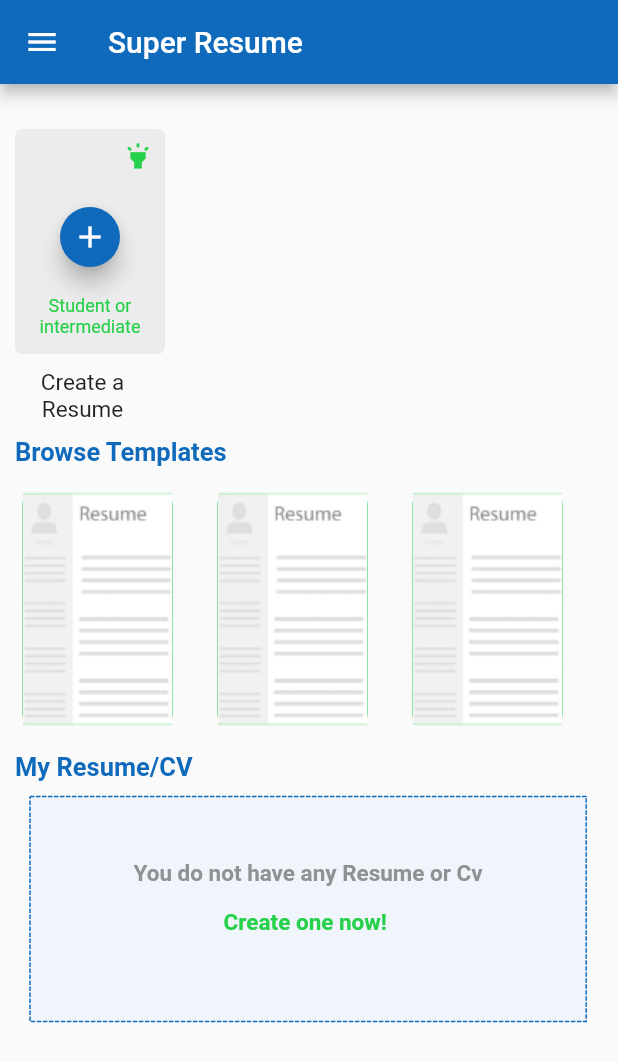
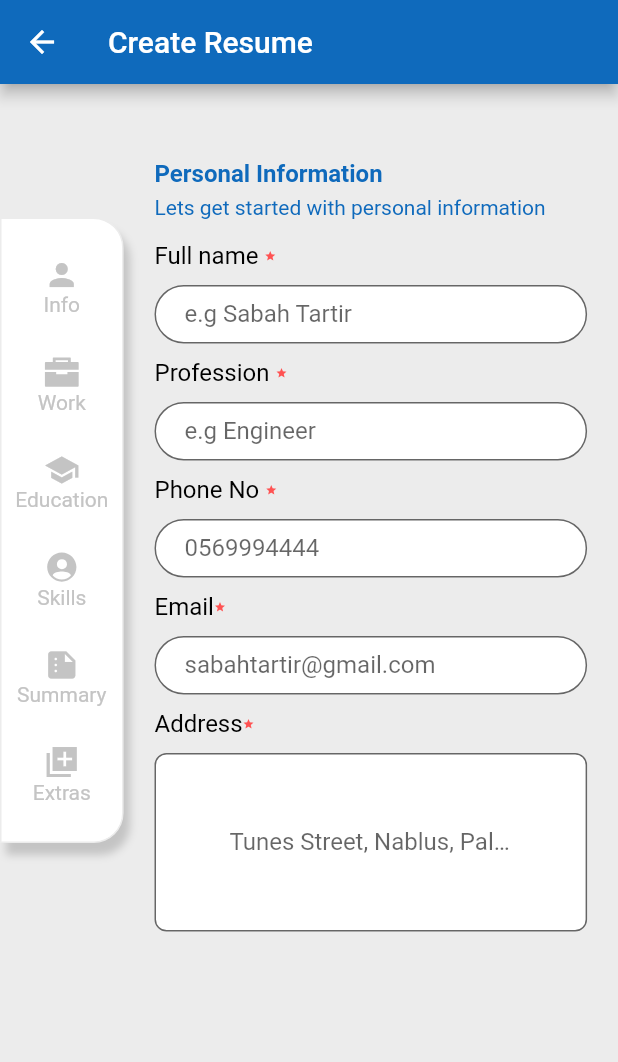
Before and after one commit to SabahTARTIR365/cv_builder_app, a Flutter app: the screen it shows after launch, on a phone screen of 412 x 824 dp. Shown: the top 1062 px of the screen. Run offline on Flutter 3.47's test engine with Material 2 defaults, Android fonts, the light colour scheme and no system bars; drawn by our look-alikes of dotted_border; our stand-ins replace iconsax, im_stepper, ionicons, open_file; missing offline and left inert: syncfusion_flutter_pdf.

Commit message:
adding create page widgets

```diff
--- /dev/null
+++ b/lib/data/app_constants.dart
@@ -0,0 +1,6 @@
+import 'dart:ui';
+
+Color appGray= Color(0xffECECEC);
+Color appDarkGray= Color(0xffC4C4C4);
+Color appBlue=  Color(0xff0F6ABC);
+TextStyle? iconTextStyle =TextStyle(color: appDarkGray);
--- a/lib/main.dart
+++ b/lib/main.dart
@@ -1,5 +1,6 @@
 import 'dart:async';
 import 'package:cv_builder_app/page2.dart';
+import 'package:cv_builder_app/views/screens/build_cv_screen.dart';
 import 'package:cv_builder_app/views/screens/splash_screen.dart';
 import 'package:flutter/material.dart';
 import 'dart:typed_data';
@@ -8,8 +9,8 @@
 import 'package:flutter/services.dart' show rootBundle;
 
 void main() {
-  runApp( MaterialApp(
-    home:  SplashScreen(),
+  runApp(  const MaterialApp(
+    home: BuildCvScreen(),//SplashScreen(),
   ));
 }
 
--- a/lib/providers/cv_provider.dart
+++ b/lib/providers/cv_provider.dart
@@ -1,6 +1,12 @@
 import 'package:flutter/cupertino.dart';
+import 'package:flutter/material.dart';
 
 class CvProvider extends ChangeNotifier
 {
+  Widget _buildFullName()
+  {
+
+    return Text('mmm');
+  }
 
 }
--- /dev/null
+++ b/lib/views/screens/build_cv_screen.dart
@@ -0,0 +1,121 @@
+import 'package:cv_builder_app/data/app_constants.dart';
+import 'package:cv_builder_app/views/widgets/address_widget.dart';
+import 'package:cv_builder_app/views/widgets/button_prefab.dart';
+import 'package:cv_builder_app/views/widgets/input_prefab.dart';
+import 'package:cv_builder_app/views/widgets/text_label_widget.dart';
+import 'package:flutter/cupertino.dart';
+import 'package:flutter/material.dart';
+import 'package:flutter/widgets.dart';
+import 'package:iconsax/iconsax.dart';
+import 'package:ionicons/ionicons.dart';
+
+class BuildCvScreen extends StatelessWidget
+{
+
+
+  const BuildCvScreen({Key? key}) : super(key: key);
+  @override
+  Widget build(BuildContext context) {
+   return Scaffold(
+     backgroundColor: appGray,
+     appBar:AppBar(
+         title: Text('Create Resume',textAlign: TextAlign.left,),
+         backgroundColor: appBlue,
+       leading: Icon(Icons.arrow_back),),
+     body: Row(
+       children: [
+         Container(
+           width: MediaQuery.of(context).size.width*0.2,
+           decoration:  BoxDecoration
+             (
+             border: Border.all
+               (
+               color: appGray,
+               ),
+             borderRadius: const BorderRadius.only
+               (
+                 topRight: Radius.circular(20.0),
+                 bottomRight: Radius.circular(20.0)
+               ),
+             color:   Colors.white,
+             boxShadow: [
+               BoxShadow(
+                 color: appDarkGray,
+                 blurRadius: 4,
+                 offset: Offset(4, 8), // Shadow position
+               ),
+             ],
+              ),
+           margin: EdgeInsets.only(top:30,),
+           child:
+           SingleChildScrollView(
+               child: Column(
+                   children:[
+                     const SizedBox(height: 25,),
+                     Icon(Icons.person,color:appDarkGray ),
+                     Text('Info',style: TextStyle(color: appDarkGray),),
+                     const SizedBox(height: 25,),
+                     Icon(Ionicons.briefcase_sharp,color:appDarkGray),
+                      Text('Work',style: TextStyle(color: appDarkGray),),
+                     const SizedBox(height: 25,),
+                     Icon(Icons.school,color:appDarkGray),
+                     Text('Education',style: TextStyle(color: appDarkGray),),
+                     const SizedBox(height: 25,),
+                     Icon(Ionicons.person_circle_sharp,color:appDarkGray),
+                     Text('Skills',style: TextStyle(color: appDarkGray),),
+                     const SizedBox(height: 25,),
+                     Icon(Icons.summarize,color:appDarkGray),
+                     Text('Summary',style: TextStyle(color: appDarkGray),),
+                     const SizedBox(height: 25,),
+                     Icon(Icons.library_add_sharp,color:appDarkGray),
+                     Text('Extras',style: TextStyle(color: appDarkGray),),
+                     const SizedBox(height: 25,),
+
+                   ],
+               ),
+             ),
+         ),
+             Container(
+               width: MediaQuery.of(context).size.width*0.70,
+               margin: EdgeInsets.only(top:50,left:MediaQuery.of(context).size.width*0.05),
+              // color: Colors.red,
+               child: SingleChildScrollView(
+                     child:
+                 Column(
+                   crossAxisAlignment: CrossAxisAlignment.start,
+                   children: [
+                     Text('Personal Information',style:
+                     TextStyle(fontSize: 16,color:appBlue,fontWeight: FontWeight.bold),),
+                    const  SizedBox(height: 5,),
+                     Text('Lets get started with personal information' ,style:
+                     TextStyle(fontSize: 14,color:appBlue),),
+                     const  SizedBox(height: 15,),
+                     TextLabelWidget('Full name '),
+                     const  SizedBox(height: 10,),
+                     InputPrefab(labelText: 'e.g Sabah Tartir',onSaved: (String ) {  },),
+                     const  SizedBox(height: 10,),
+                     TextLabelWidget('Profession '),
+                     const  SizedBox(height: 10,),
+                     InputPrefab(labelText: 'e.g Engineer',onSaved: (String ) {  },),
+                     const  SizedBox(height: 10,),
+                     TextLabelWidget('Phone No '),
+                     const  SizedBox(height: 10,),
+                     InputPrefab(labelText: '0569994444',onSaved: (String ) {  },),
+                     const  SizedBox(height: 10,),
+                     TextLabelWidget('Email'),
+                     const  SizedBox(height: 10,),
+                     InputPrefab(labelText: 'sabahtartir@gmail.com',onSaved: (String ) {  },),
+                     const  SizedBox(height: 10,),
+                     TextLabelWidget('Address'),
+                     const  SizedBox(height: 10,),
+                     AddressWidget(labelText: 'Tunes Street, Nablus, Palestine',onSaved: (String ) {  },),
+                   ],
+                 ),),
+    ),
+
+
+       ],),
+   );
+  }
+
+}
--- a/lib/views/screens/home_screen.dart
+++ b/lib/views/screens/home_screen.dart
@@ -1,3 +1,4 @@
+import 'package:cv_builder_app/data/app_constants.dart';
 import 'package:cv_builder_app/views/widgets/create_cv_button.dart';
 import 'package:cv_builder_app/views/widgets/cv_templete_widget.dart';
 import 'package:cv_builder_app/views/widgets/dashed_widget.dart';
@@ -12,7 +13,7 @@
   @override
   Widget build(BuildContext context) {
 return Scaffold(
-appBar: AppBar(title: Text('Super Resume',textAlign: TextAlign.left,),backgroundColor: Color(0xff0F6ABC),
+appBar: AppBar(title: const Text('Super Resume',textAlign: TextAlign.left,),backgroundColor: appBlue,
 leading: Icon(Icons.menu),),
 
   body: Column(
@@ -24,9 +25,9 @@
     Container(
         margin:EdgeInsets.only(left:10) ,
         child:
-         const Text('Browse Templates',
+          Text('Browse Templates',
              style: TextStyle(fontWeight:FontWeight.bold,
-             fontSize:17,color: Color(0xff0F6ABC)))),
+             fontSize:17,color: appBlue))),
 
       SingleChildScrollView(
         scrollDirection: Axis.horizontal,
@@ -40,9 +41,9 @@
       Container(
           margin:EdgeInsets.only(left:10) ,
           child:
-          const Text('My Resume/CV',
+           Text('My Resume/CV',
               style: TextStyle(fontWeight:FontWeight.bold,
-                  fontSize:17,color: Color(0xff0F6ABC)))),
+                  fontSize:17,color: appBlue))),
       DashedWidget(),
 
 
--- /dev/null
+++ b/lib/views/widgets/address_widget.dart
@@ -0,0 +1,32 @@
+import 'package:flutter/material.dart';
+
+class AddressWidget extends StatelessWidget {
+  final String? labelText;
+  final Function(String?)? onSaved;
+
+  AddressWidget({@required this.labelText, @required this.onSaved});
+
+  @override
+  Widget build(BuildContext context) {
+    return TextFormField(
+      keyboardType: TextInputType.multiline,
+      decoration: InputDecoration(
+        isDense: true,
+        contentPadding: EdgeInsets.fromLTRB(50, 50, 50, 50),
+        fillColor: Colors.white,
+        filled: true,
+        labelText: labelText,
+        border: OutlineInputBorder(
+          borderRadius: BorderRadius.circular(8),
+
+        ),
+        floatingLabelBehavior: FloatingLabelBehavior.never,
+      ),
+      initialValue: '',
+      validator: (String? value) {
+        return value == null ? '$labelText is required' : null;
+      },
+      onSaved: onSaved,
+    );
+  }
+}
--- /dev/null
+++ b/lib/views/widgets/button_prefab.dart
@@ -0,0 +1,39 @@
+import 'package:flutter/material.dart';
+
+class ButtonPrefab extends StatelessWidget {
+  final String text;
+  final VoidCallback onPressed;
+  final Color? color;
+  final Color? textColor;
+
+  ButtonPrefab({
+    required this.text,
+    required this.onPressed,
+    this.color,
+    this.textColor,
+  });
+
+  @override
+  Widget build(BuildContext context) {
+    return Expanded(
+      child: TextButton(
+        style: TextButton.styleFrom(
+          padding: EdgeInsets.all(16),
+          elevation: 8,
+          backgroundColor: color ?? Theme.of(context).primaryColor,
+          shape: RoundedRectangleBorder(
+            borderRadius: BorderRadius.all(Radius.circular(10)),
+          ),
+        ),
+        child: Text(
+          text,
+          style: TextStyle(
+            fontSize: 16,
+            color: textColor ?? Colors.white,
+          ),
+        ),
+        onPressed: onPressed,
+      ),
+    );
+  }
+}
--- /dev/null
+++ b/lib/views/widgets/input_prefab.dart
@@ -0,0 +1,31 @@
+import 'package:flutter/material.dart';
+
+class InputPrefab extends StatelessWidget {
+  final String? labelText;
+  final Function(String?)? onSaved;
+
+  InputPrefab({@required this.labelText, @required this.onSaved});
+
+  @override
+  Widget build(BuildContext context) {
+    return TextFormField(
+      decoration: InputDecoration(
+        isDense: true,
+        contentPadding: EdgeInsets.fromLTRB(20, 20, 20, 0),
+        fillColor: Colors.white,
+        filled: true,
+        labelText: labelText,
+        border: OutlineInputBorder(
+          borderRadius: BorderRadius.circular(30),
+
+        ),
+        floatingLabelBehavior: FloatingLabelBehavior.never,
+      ),
+      initialValue: '',
+      validator: (String? value) {
+        return value == null ? '$labelText is required' : null;
+      },
+      onSaved: onSaved,
+    );
+  }
+}
--- /dev/null
+++ b/lib/views/widgets/next_button.dart
@@ -0,0 +1,11 @@
+import 'package:flutter/material.dart';
+
+class NextButton extends StatelessWidget
+{
+  @override
+  Widget build(BuildContext context) {
+    // TODO: implement build
+    throw UnimplementedError();
+  }
+
+}
--- /dev/null
+++ b/lib/views/widgets/text_label_widget.dart
@@ -0,0 +1,20 @@
+import 'package:flutter/cupertino.dart';
+import 'package:flutter/material.dart';
+
+class TextLabelWidget extends StatelessWidget
+{
+  late String title='';
+
+  TextLabelWidget(this.title);
+  @override
+  Widget build(BuildContext context) {
+    return Row(
+  children:[
+        Text(title ,style:
+              TextStyle(fontSize: 16,color:Colors.black),),
+       Icon(Icons.star,size: 8,color: Colors.redAccent,),
+    ],
+    );
+  }
+
+}
--- a/pubspec.yaml
+++ b/pubspec.yaml
@@ -43,6 +43,8 @@
   im_stepper: ^0.1.3
   enhance_stepper: ^0.0.9
   cupertino_stepper: ^0.2.1
+  iconsax: ^0.0.8
+  ionicons: ^0.1.2
 
 
 
```
Also changed, not shown: pubspec.lock.
